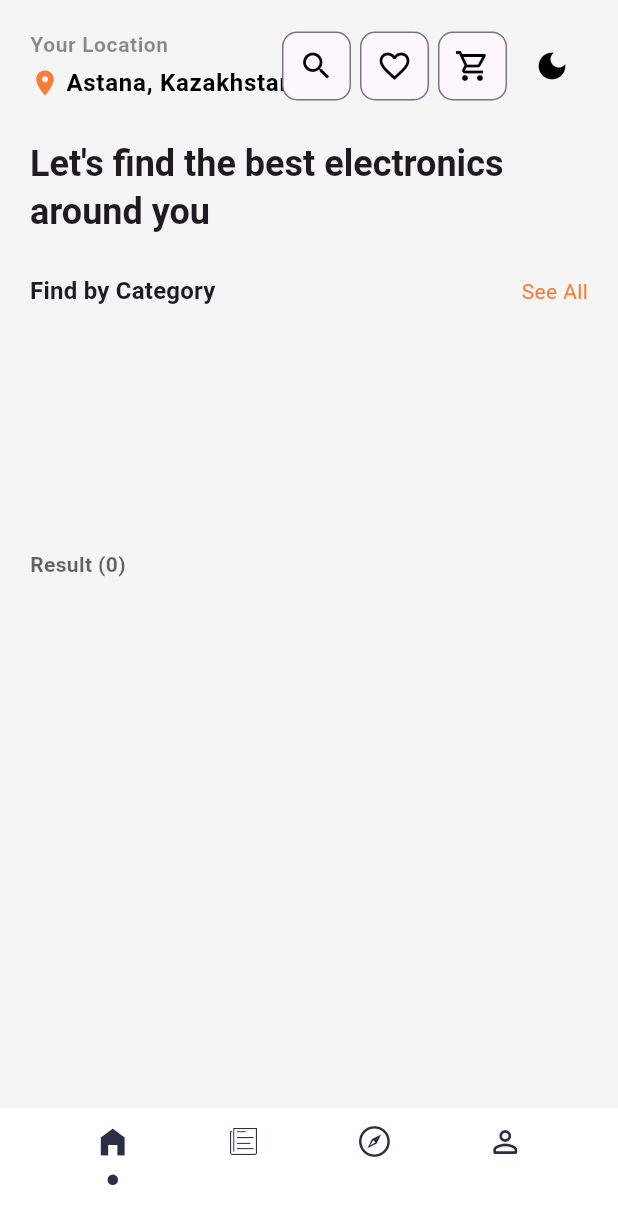
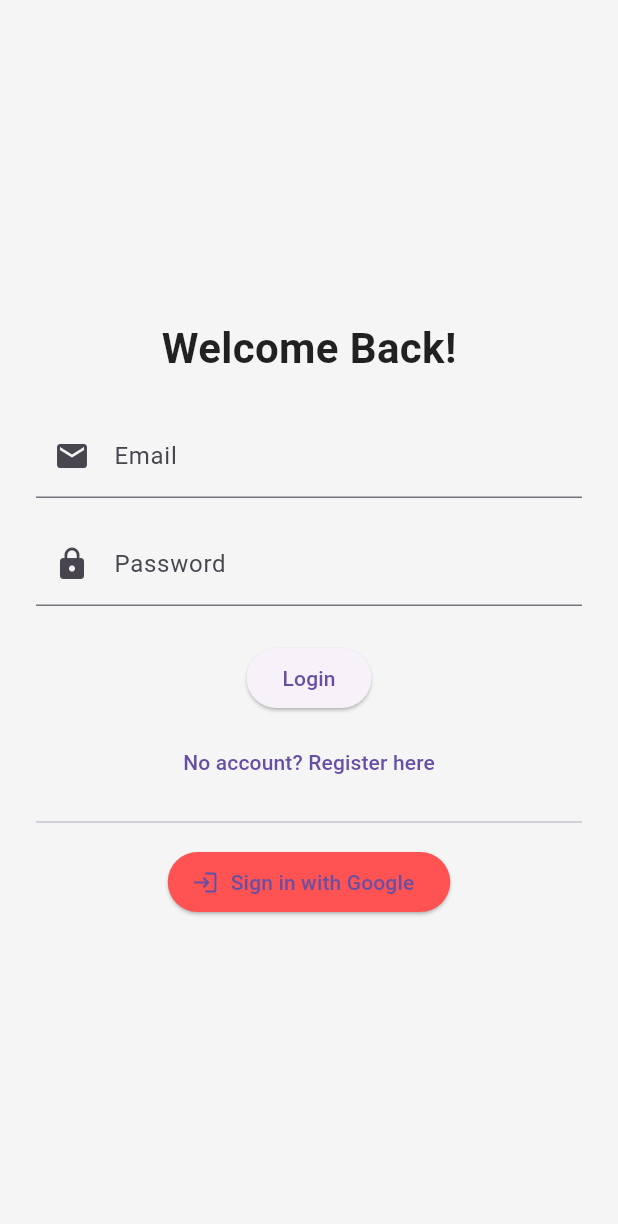
Before and after one commit to asylbekuly/Electro_Delivery_App, a Flutter app: the screen it shows after launch, on a phone screen of 412 x 824 dp. Shown: the top 1224 px of the screen. Run offline on Flutter 3.47's test engine with Material 3 defaults, Android fonts, the phone set to English and light mode, and no system bars; our stand-ins replace animate_do, cloud_firestore, dotted_line, firebase_auth, firebase_core, flutter_map and 5 more; accounts and stored records are empty.

Commit message:
added the auth with google and map

```diff
--- /dev/null
+++ b/lib/View/auth/login_screen.dart
@@ -0,0 +1,107 @@
+import 'package:flutter/material.dart';
+import 'package:firebase_auth/firebase_auth.dart';
+import 'package:cloud_firestore/cloud_firestore.dart';
+import 'package:google_sign_in/google_sign_in.dart';
+import 'package:food_delivery_app/View/auth/register_screen.dart';
+import 'dart:io';
+import 'package:flutter/foundation.dart' show kIsWeb;
+
+class LoginScreen extends StatefulWidget {
+  @override
+  State<LoginScreen> createState() => _LoginScreenState();
+}
+
+class _LoginScreenState extends State<LoginScreen> {
+  final emailController = TextEditingController();
+  final passwordController = TextEditingController();
+  bool isLoading = false;
+
+  Future<void> loginWithEmailPassword() async {
+    try {
+      setState(() => isLoading = true);
+      await FirebaseAuth.instance.signInWithEmailAndPassword(
+        email: emailController.text.trim(),
+        password: passwordController.text.trim(),
+      );
+      // AuthGate will handle navigation
+    } catch (e) {
+      ScaffoldMessenger.of(context).showSnackBar(SnackBar(content: Text('Login failed: $e')));
+    } finally {
+      setState(() => isLoading = false);
+    }
+  }
+
+  Future<void> signInWithGoogle() async {
+    try {
+      final googleSignIn = kIsWeb
+          ? GoogleSignIn(
+              clientId: '287799798736-33en8ts1t70hgmua486ra8gvs9vqqvnh.apps.googleusercontent.com',
+            )
+          : GoogleSignIn();
+
+      final googleUser = await googleSignIn.signIn();
+      final googleAuth = await googleUser?.authentication;
+
+      if (googleAuth != null) {
+        final credential = GoogleAuthProvider.credential(
+          accessToken: googleAuth.accessToken,
+          idToken: googleAuth.idToken,
+        );
+
+        final userCredential = await FirebaseAuth.instance.signInWithCredential(credential);
+
+        await FirebaseFirestore.instance.collection('users').doc(userCredential.user!.uid).set({
+          'email': userCredential.user!.email,
+          'name': userCredential.user!.displayName ?? '',
+        }, SetOptions(merge: true));
+      }
+    } catch (e) {
+      ScaffoldMessenger.of(context).showSnackBar(SnackBar(content: Text('Google Sign-In failed: $e')));
+    }
+  }
+
+  @override
+  Widget build(BuildContext context) {
+    return Scaffold(
+      body: Padding(
+        padding: const EdgeInsets.all(24.0),
+        child: Column(
+          mainAxisAlignment: MainAxisAlignment.center,
+          children: [
+            Text("Welcome Back!", style: TextStyle(fontSize: 28, fontWeight: FontWeight.bold)),
+            SizedBox(height: 24),
+            TextField(
+              controller: emailController,
+              decoration: InputDecoration(labelText: 'Email', prefixIcon: Icon(Icons.email)),
+            ),
+            SizedBox(height: 16),
+            TextField(
+              controller: passwordController,
+              obscureText: true,
+              decoration: InputDecoration(labelText: 'Password', prefixIcon: Icon(Icons.lock)),
+            ),
+            SizedBox(height: 24),
+            isLoading
+                ? CircularProgressIndicator()
+                : ElevatedButton(
+                    onPressed: loginWithEmailPassword,
+                    child: Text("Login"),
+                  ),
+            SizedBox(height: 8),
+            TextButton(
+              onPressed: () => Navigator.push(context, MaterialPageRoute(builder: (_) => RegisterScreen())),
+              child: Text("No account? Register here"),
+            ),
+            Divider(height: 32),
+            ElevatedButton.icon(
+              icon: Icon(Icons.login),
+              label: Text("Sign in with Google"),
+              onPressed: signInWithGoogle,
+              style: ElevatedButton.styleFrom(backgroundColor: Colors.redAccent),
+            )
+          ],
+        ),
+      ),
+    );
+  }
+}
--- a/lib/main.dart
+++ b/lib/main.dart
@@ -1,16 +1,19 @@
 import 'package:firebase_core/firebase_core.dart';
+import 'package:firebase_auth/firebase_auth.dart';
 import 'package:flutter/foundation.dart';
 import 'package:flutter/material.dart';
 import 'package:provider/provider.dart';
-import 'View/news_page.dart';
 import 'Provider/cart_provider.dart';
 import 'Provider/theme_provider.dart';
+import 'Provider/favorite_provider.dart';
+import 'Theme/fade_page_transition.dart';
+import 'View/auth/login_screen.dart';
+import 'View/home_page.dart';
+import 'View/favorites_page.dart';
+import 'View/news_page.dart';
+import 'View/map_page.dart';
 import 'View/main_page.dart';
-import 'Theme/fade_page_transition.dart';
-import 'View/favorites_page.dart';
-import 'Provider/favorite_provider.dart';
-import 'View/edit_profile_page.dart';
-import 'View/map_page.dart';
+
 void main() async {
   WidgetsFlutterBinding.ensureInitialized();
   if (kIsWeb) {
@@ -42,7 +45,6 @@ class MyApp extends StatelessWidget {
         ChangeNotifierProvider(create: (_) => CartProvider()),
         ChangeNotifierProvider(create: (_) => ThemeProvider()),
         ChangeNotifierProvider(create: (_) => FavoriteProvider()),
-
       ],
       child: Consumer<ThemeProvider>(
         builder: (context, themeProvider, _) {
@@ -66,12 +68,11 @@ class MyApp extends StatelessWidget {
               ),
             ),
             themeMode: themeProvider.currentTheme,
-            home: const MainPage(),
+            home: const AuthGate(),
             routes: {
-              '/main': (context) => const MainPage(),
               '/favorites': (context) => const FavoritesPage(),
               '/news': (context) => const NewsPage(),
-              '/map': (context) => const MapPage()
+              '/map': (context) => const MapPage(),
             },
           );
         },
@@ -79,3 +80,25 @@ class MyApp extends StatelessWidget {
     );
   }
 }
+
+class AuthGate extends StatelessWidget {
+  const AuthGate({super.key});
+
+  @override
+  Widget build(BuildContext context) {
+    return StreamBuilder<User?>(
+      stream: FirebaseAuth.instance.authStateChanges(),
+      builder: (context, snapshot) {
+        if (snapshot.connectionState == ConnectionState.waiting) {
+          return const Scaffold(
+            body: Center(child: CircularProgressIndicator()),
+          );
+        } else if (snapshot.hasData) {
+          return const MainPage(); // Переход если авторизован
+        } else {
+          return LoginScreen(); // Переход если не авторизован
+        }
+      },
+    );
+  }
+}
```
Also changed, not shown: lib/View/auth/register_screen.dart (added, +97 -0 lines), lib/View/edit_profile_page.dart (+14 -2 lines), lib/View/map_page.dart (+37 -25 lines), lib/View/profile_page.dart (+56 -27 lines), pubspec.yaml (+4 -3 lines), lib/View/home_page.dart (line endings or trailing spaces), pubspec.lock, 4 other files.
